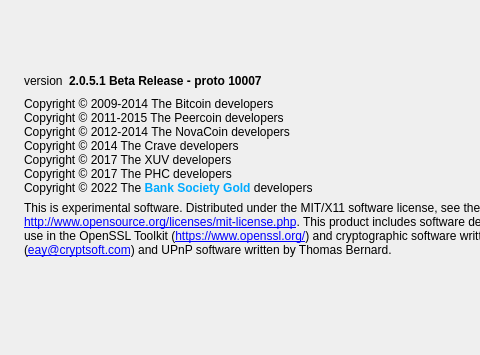
SCL-BSG/Bank-Society-Gold, file src/qt/forms/aboutdialog.ui: the form before one commit; both pictures show x 0 to 480 and y 0 to 355 of the 686 by 355 pixel window.
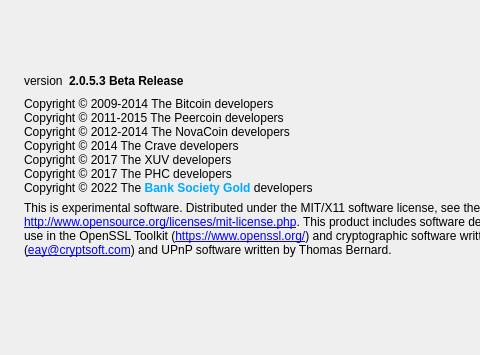
The form after the commit. Icons and pictures are not drawn.

Diff of the .ui file:
```diff
--- a/src/qt/forms/aboutdialog.ui
+++ b/src/qt/forms/aboutdialog.ui
@@ -66,7 +66,7 @@
           <cursorShape>IBeamCursor</cursorShape>
          </property>
          <property name="text">
-          <string notr="true">&lt;html&gt;&lt;head/&gt;&lt;body&gt;&lt;p&gt;&lt;span style=&quot; font-weight:600;&quot;&gt;2.0.5.1 Beta Release - proto 10007&lt;/span&gt;&lt;/p&gt;&lt;/body&gt;&lt;/html&gt;</string>
+          <string notr="true">&lt;html&gt;&lt;head/&gt;&lt;body&gt;&lt;p&gt;&lt;span style=&quot; font-weight:600;&quot;&gt;2.0.5.3 Beta Release&lt;/span&gt;&lt;/p&gt;&lt;/body&gt;&lt;/html&gt;</string>
          </property>
          <property name="textInteractionFlags">
           <set>Qt::LinksAccessibleByMouse|Qt::TextSelectableByKeyboard|Qt::TextSelectableByMouse</set>
```
